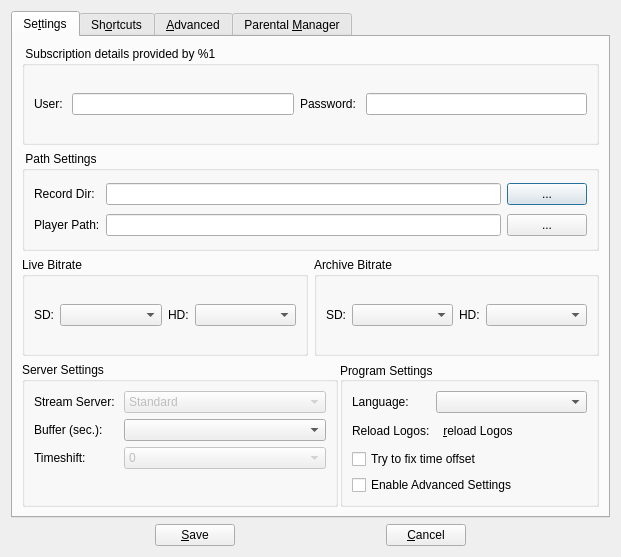
code-google-com/vlc-record, file branches/sunduk.tv/forms/csettingsdlg.ui: the form before one commit.
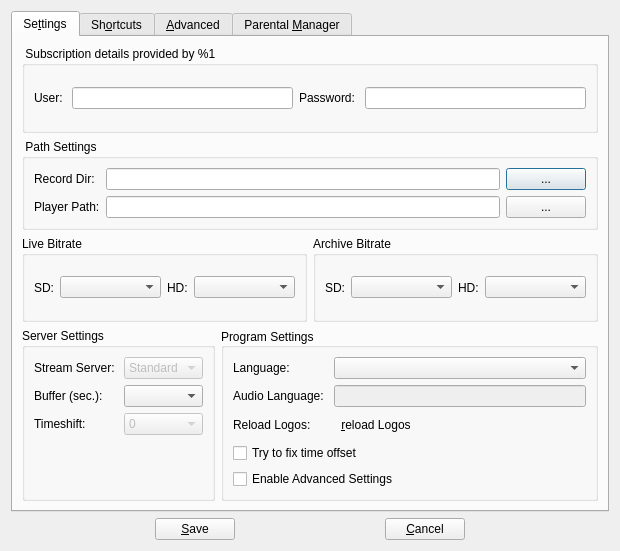
The form after the commit. Icons and pictures are not drawn. Custom widgets are drawn as their Qt base class.

Commit message: - can set default language through string  - merge bugfixes only from 2.70

Diff of the .ui file:
```diff
--- a/branches/sunduk.tv/forms/csettingsdlg.ui
+++ b/branches/sunduk.tv/forms/csettingsdlg.ui
@@ -6,8 +6,8 @@
    <rect>
     <x>0</x>
     <y>0</y>
-    <width>621</width>
-    <height>557</height>
+    <width>620</width>
+    <height>551</height>
    </rect>
   </property>
   <property name="windowTitle">
@@ -204,10 +204,7 @@
         </layout>
        </item>
        <item>
-        <layout class="QHBoxLayout" name="horizontalLayout_2" stretch="55,45">
-         <property name="spacing">
-          <number>2</number>
-         </property>
+        <layout class="QHBoxLayout" name="horizontalLayout_2">
          <item>
           <widget class="QGroupBox" name="groupStreamServer">
            <property name="title">
@@ -288,15 +285,7 @@
            <property name="alignment">
             <set>Qt::AlignLeading|Qt::AlignLeft|Qt::AlignVCenter</set>
            </property>
-           <layout class="QVBoxLayout" name="verticalLayout_2">
-            <item>
-             <layout class="QFormLayout" name="formLayout">
-              <property name="horizontalSpacing">
-               <number>6</number>
-              </property>
-              <property name="verticalSpacing">
-               <number>6</number>
-              </property>
+           <layout class="QGridLayout" name="gridLayout_5">
               <item row="0" column="0">
                <widget class="QLabel" name="label_10">
                 <property name="text">
@@ -308,13 +297,27 @@
                <widget class="QComboBox" name="cbxLanguage"/>
               </item>
               <item row="1" column="0">
+             <widget class="QLabel" name="label_29">
+              <property name="text">
+               <string>Audio Language: </string>
+              </property>
+             </widget>
+            </item>
+            <item row="1" column="1">
+             <widget class="QLineEdit" name="lineALang">
+              <property name="enabled">
+               <bool>false</bool>
+              </property>
+             </widget>
+            </item>
+            <item row="2" column="0">
                <widget class="QLabel" name="label_12">
                 <property name="text">
                  <string>Reload Logos:</string>
                 </property>
                </widget>
               </item>
-              <item row="1" column="1">
+            <item row="2" column="1">
                <widget class="QToolButton" name="pushDelLogos">
                 <property name="minimumSize">
                  <size>
@@ -340,16 +343,14 @@
                 </property>
                </widget>
               </item>
-             </layout>
-            </item>
-            <item>
+            <item row="3" column="0" colspan="2">
              <widget class="QCheckBox" name="checkFixTime">
               <property name="text">
                <string>Try to fix time offset</string>
               </property>
              </widget>
             </item>
-            <item>
+            <item row="4" column="0" colspan="2">
              <widget class="QCheckBox" name="checkAdvanced">
               <property name="text">
                <string>Enable Advanced Settings</string>
```
Left out of the diff: 2 changed lines with no effect on the pictures. Lines whose indentation alone changed are shown as unchanged. The commit also changes 12 other files.
